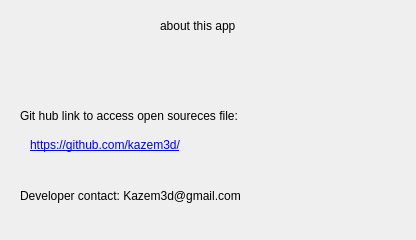
This is GUI/about.ui in kazem3d/PhoneBook as Qt 5 draws it before an edit. The edited form follows.
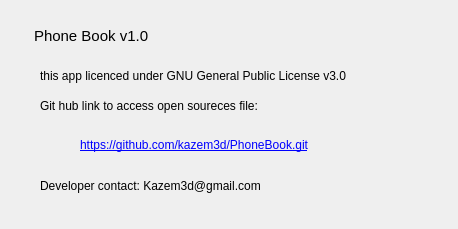
This is the edited form.

```diff
--- a/GUI/about.ui
+++ b/GUI/about.ui
@@ -6,22 +6,30 @@
    <rect>
     <x>0</x>
     <y>0</y>
-    <width>416</width>
-    <height>240</height>
+    <width>458</width>
+    <height>229</height>
    </rect>
   </property>
   <property name="windowTitle">
-   <string>Dialog</string>
+   <string>About this app</string>
+  </property>
+  <property name="autoFillBackground">
+   <bool>false</bool>
   </property>
   <widget class="QLabel" name="label">
    <property name="geometry">
     <rect>
-     <x>20</x>
-     <y>160</y>
-     <width>251</width>
+     <x>40</x>
+     <y>150</y>
+     <width>331</width>
      <height>71</height>
     </rect>
    </property>
+   <property name="font">
+    <font>
+     <pointsize>9</pointsize>
+    </font>
+   </property>
    <property name="text">
     <string>Developer contact: Kazem3d@gmail.com</string>
    </property>
@@ -29,28 +37,20 @@
     <bool>true</bool>
    </property>
   </widget>
-  <widget class="QLabel" name="label_2">
-   <property name="geometry">
-    <rect>
-     <x>160</x>
-     <y>0</y>
-     <width>81</width>
-     <height>51</height>
-    </rect>
-   </property>
-   <property name="text">
-    <string>about this app</string>
-   </property>
-  </widget>
   <widget class="QLabel" name="label_3">
    <property name="geometry">
     <rect>
-     <x>20</x>
-     <y>100</y>
+     <x>40</x>
+     <y>90</y>
      <width>331</width>
      <height>31</height>
     </rect>
    </property>
+   <property name="font">
+    <font>
+     <pointsize>9</pointsize>
+    </font>
+   </property>
    <property name="text">
     <string>Git hub link to access open soureces file:</string>
    </property>
@@ -58,19 +58,60 @@
   <widget class="QLabel" name="label_4">
    <property name="geometry">
     <rect>
-     <x>30</x>
+     <x>80</x>
      <y>130</y>
-     <width>171</width>
+     <width>341</width>
      <height>31</height>
     </rect>
    </property>
+   <property name="font">
+    <font>
+     <pointsize>9</pointsize>
+    </font>
+   </property>
    <property name="text">
-    <string>&lt;html&gt;&lt;head/&gt;&lt;body&gt;&lt;p&gt;&lt;a href=&quot;https://github.com/kazem3d/&quot;&gt;&lt;span style=&quot; text-decoration: underline; color:#0000ff;&quot;&gt;https://github.com/kazem3d/&lt;/span&gt;&lt;/a&gt;&lt;/p&gt;&lt;/body&gt;&lt;/html&gt;</string>
+    <string>&lt;html&gt;&lt;head/&gt;&lt;body&gt;&lt;p&gt;&lt;a href=&quot;https://github.com/kazem3d/PhoneBook.git&quot;&gt;&lt;span style=&quot; text-decoration: underline; color:#0000ff;&quot;&gt;https://github.com/kazem3d/PhoneBook.git&lt;/span&gt;&lt;/a&gt;&lt;/p&gt;&lt;/body&gt;&lt;/html&gt;</string>
    </property>
    <property name="openExternalLinks">
     <bool>true</bool>
    </property>
   </widget>
+  <widget class="QLabel" name="label_2">
+   <property name="geometry">
+    <rect>
+     <x>34</x>
+     <y>20</y>
+     <width>211</width>
+     <height>31</height>
+    </rect>
+   </property>
+   <property name="font">
+    <font>
+     <pointsize>11</pointsize>
+    </font>
+   </property>
+   <property name="text">
+    <string>Phone Book v1.0</string>
+   </property>
+  </widget>
+  <widget class="QLabel" name="label_5">
+   <property name="geometry">
+    <rect>
+     <x>40</x>
+     <y>60</y>
+     <width>391</width>
+     <height>31</height>
+    </rect>
+   </property>
+   <property name="font">
+    <font>
+     <pointsize>9</pointsize>
+    </font>
+   </property>
+   <property name="text">
+    <string>this app licenced under GNU General Public License v3.0</string>
+   </property>
+  </widget>
  </widget>
  <resources/>
  <connections/>
```
Left out of the diff: 4 changed lines with no effect on the pictures.
